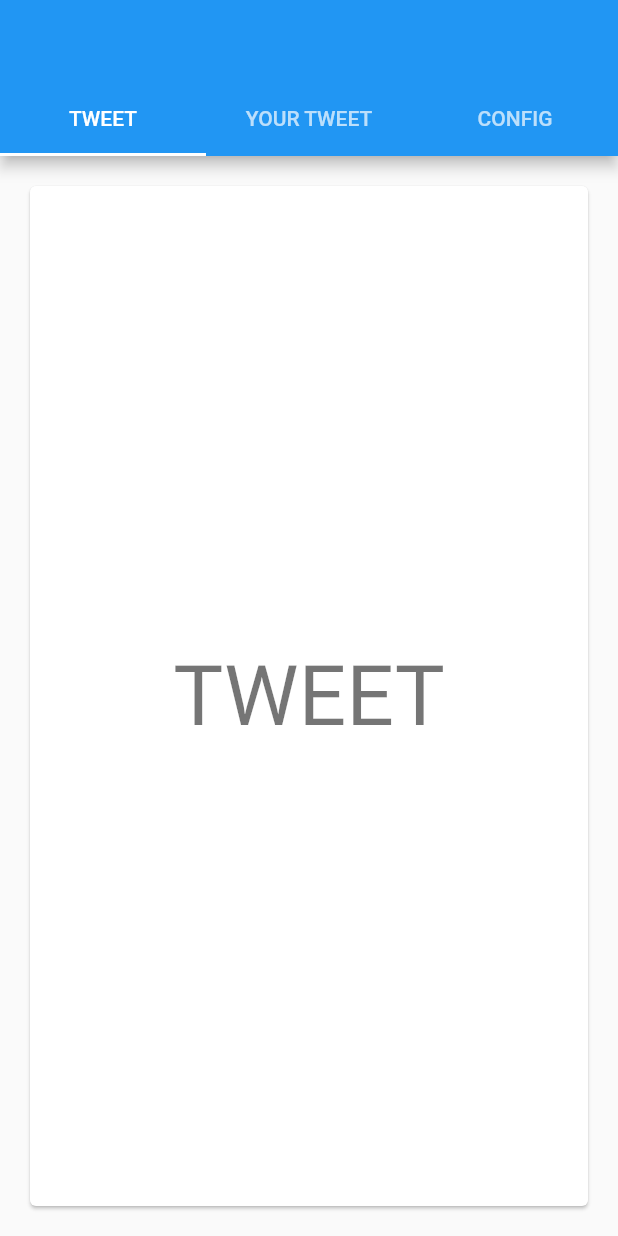
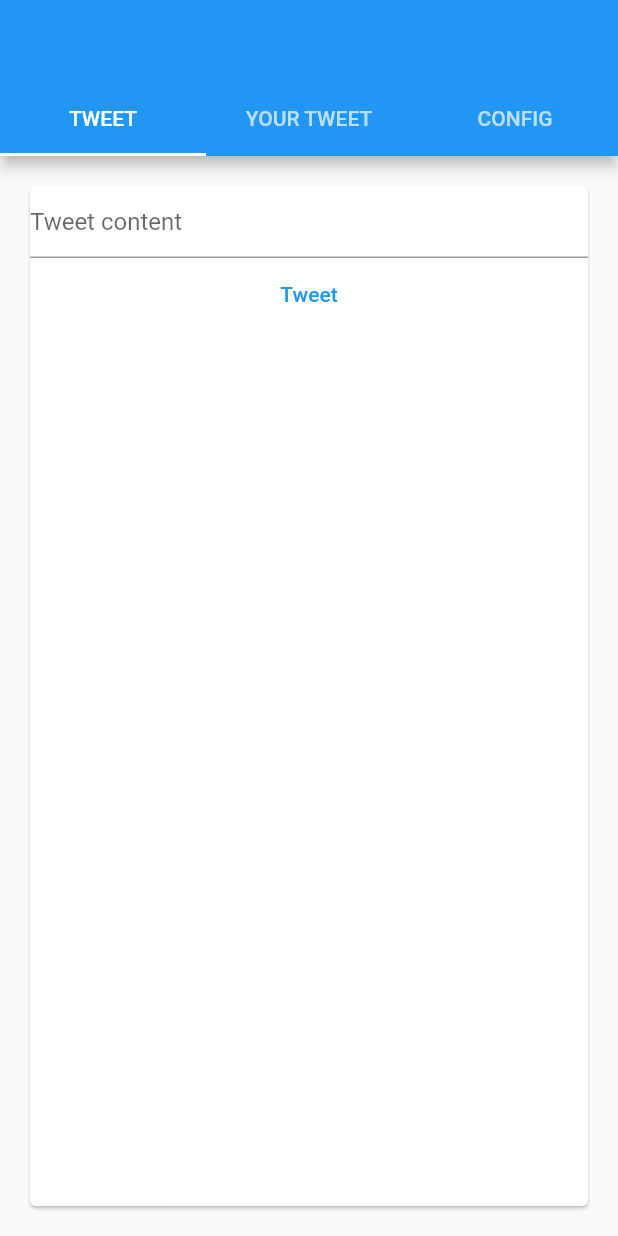
Before and after one commit to shirobusa1997/Bulletter, a Flutter app: the screen it shows after launch, on a phone screen of 412 x 824 dp. Run offline on Flutter 3.47's test engine with Material 2 defaults, Android fonts, the phone set to English and light mode, and no system bars; missing offline and left inert: bitsdojo_window, event, eyro_toast, http_auth, oauth1, system_tray.

Commit message:
ADD:ツイート用Cardクラスを追加，イベント通知用パラメタクラスを追加．

```diff
--- /dev/null
+++ b/lib/UI/main_widget.dart
@@ -0,0 +1,83 @@
+import 'dart:io';
+
+import 'package:bitsdojo_window/bitsdojo_window.dart';
+import 'package:flutter/material.dart';
+import 'package:event/event.dart';
+import 'package:eyro_toast/eyro_toast.dart';
+
+import 'package:bulletter/UI/config_interface.dart' as configUi;
+import 'package:bulletter/Config/definitions.dart' as definitions;
+import 'package:system_tray/system_tray.dart';
+
+class Choice {
+  const Choice({required this.title});
+
+  final String title;
+}
+
+class ChoiceCard extends StatelessWidget {
+  const ChoiceCard({Key? key, required this.choice}) : super(key: key);
+
+  final Choice choice;
+
+  @override
+  Widget build(BuildContext context) {
+    final TextStyle? textStyle = Theme.of(context).textTheme.displayMedium;
+
+    return Card(
+      color: Colors.white,
+      child: Center(
+          child: Column(
+        mainAxisSize: MainAxisSize.min,
+        crossAxisAlignment: CrossAxisAlignment.center,
+        children: <Widget>[
+          Text(
+            choice.title,
+            style: textStyle,
+          ),
+        ],
+      )),
+    );
+  }
+}
+
+@immutable
+class TweetCard extends ChoiceCard {
+  TweetCard({Key? key, required Choice choice})
+      : super(key: key, choice: choice);
+
+  String inputValue = '';
+
+  @override
+  Widget build(BuildContext context) {
+    return Card(
+      color: Colors.white,
+      child: Column(
+        children: [
+          TextField(
+            keyboardType: TextInputType.multiline, // 複数行入力モード
+            maxLines: null, // 最大行数
+            decoration: const InputDecoration(
+              hintText: 'Tweet content',
+            ),
+            onChanged: (text) {
+              inputValue = text;
+            },
+          ),
+          TextButton(
+              onPressed: () async {
+                // イベント通知に乗せるパラメタを設定
+                var args = Event<configUi.BulletterPINArgs>();
+                // サブスクライバーにイベントをブロードキャスト
+                args.broadcast(configUi.BulletterPINArgs(inputValue));
+
+                await EyroToast.showToast(
+                    text: 'PostRequested: ' + inputValue,
+                    duration: ToastDuration.short);
+              },
+              child: const Text('Tweet')),
+        ],
+      ),
+    );
+  }
+}
--- a/lib/main.dart
+++ b/lib/main.dart
@@ -1,15 +1,22 @@
 import 'dart:io';
 
+import 'package:flutter/material.dart';
 import 'package:bitsdojo_window/bitsdojo_window.dart';
-import 'package:flutter/material.dart';
+import 'package:system_tray/system_tray.dart';
+import 'package:eyro_toast/eyro_toast.dart';
 
 import 'package:bulletter/UI/config_interface.dart' as configUi;
 import 'package:bulletter/Config/definitions.dart' as definitions;
-import 'package:system_tray/system_tray.dart';
+
+import 'package:bulletter/UI/main_widget.dart';
 
 void main() {
   // Flutter アプリ本体前に Flutter エンジンを用いる処理を実行できるように設定
   WidgetsFlutterBinding.ensureInitialized();
+
+  // [DEBUG] トースト通知が発行できるように設定
+  EyroToastSetup.shared.navigatorKey = GlobalKey<NavigatorState>();
+
   // Flutter アプリ本体を実行
   runApp(MainApp());
 
@@ -33,43 +40,11 @@
   }
 }
 
-class Choice {
-  const Choice({required this.title});
-
-  final String title;
-}
-
 const List<Choice> choices = <Choice>[
   Choice(title: 'TWEET'),
   Choice(title: 'YOUR TWEET'),
   Choice(title: 'CONFIG'),
 ];
-
-class ChoiceCard extends StatelessWidget {
-  const ChoiceCard({Key? key, required this.choice}) : super(key: key);
-
-  final Choice choice;
-
-  @override
-  Widget build(BuildContext context) {
-    final TextStyle? textStyle = Theme.of(context).textTheme.displayMedium;
-
-    return Card(
-      color: Colors.white,
-      child: Center(
-          child: Column(
-        mainAxisSize: MainAxisSize.min,
-        crossAxisAlignment: CrossAxisAlignment.center,
-        children: <Widget>[
-          Text(
-            choice.title,
-            style: textStyle,
-          ),
-        ],
-      )),
-    );
-  }
-}
 
 class MainApp extends StatelessWidget {
   MainApp({Key? key}) : super(key: key);
@@ -128,6 +103,7 @@
   @override
   Widget build(BuildContext context) {
     return MaterialApp(
+      navigatorKey: EyroToastSetup.shared.navigatorKey,
       home: DefaultTabController(
         length: choices.length,
         child: Scaffold(
@@ -144,7 +120,7 @@
             children: choices.map((Choice choice) {
               return Padding(
                 padding: const EdgeInsets.all(16.0),
-                child: ChoiceCard(choice: choice),
+                child: createCardContent(choice),
               );
             }).toList(),
           ),
@@ -152,4 +128,15 @@
       ),
     );
   }
+
+  ChoiceCard createCardContent(Choice choice) {
+    switch (choice.title) {
+      case 'TWEET':
+        return TweetCard(choice: choice);
+      case 'YOUR TWEET':
+      case 'CONFIG':
+      default:
+        return ChoiceCard(choice: choice);
+    }
+  }
 }
```
Also changed, not shown: lib/Config/definitions.dart (+16 -0 lines).
